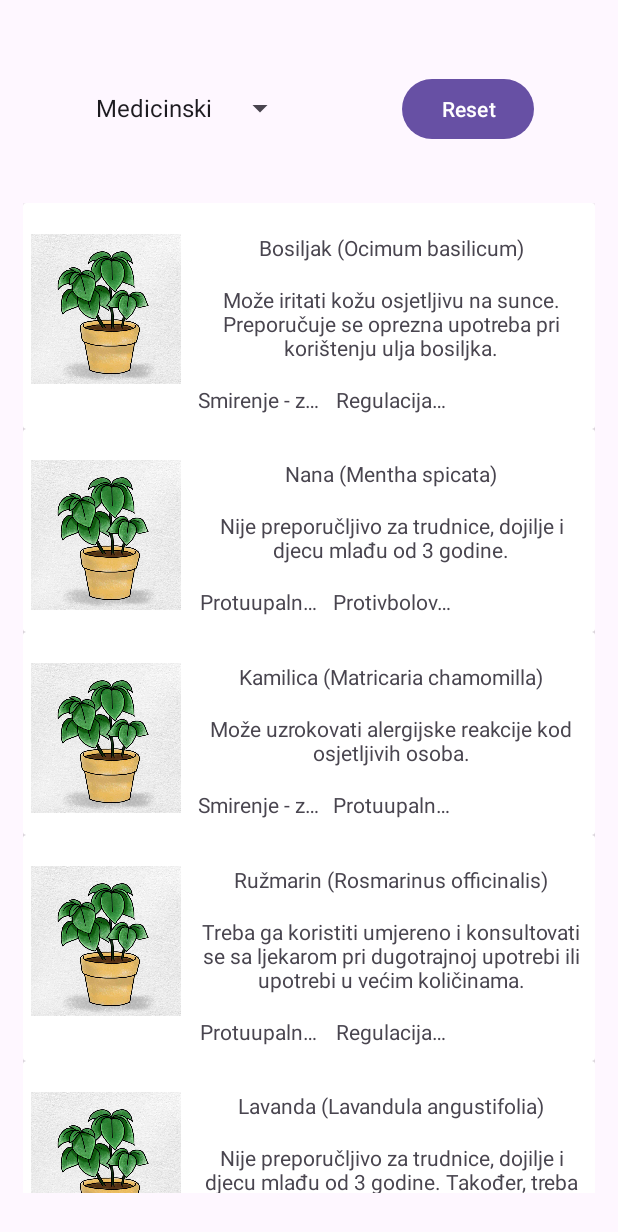
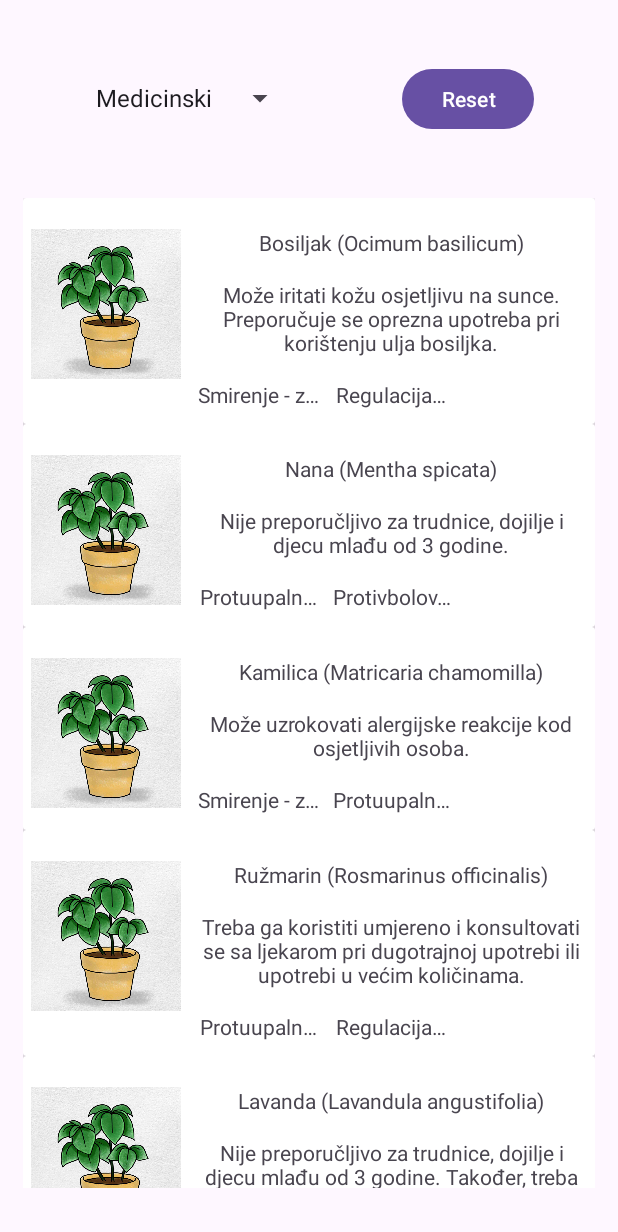
Before and after one commit to ekurtovic4/PlantsApp, an Android app: the screen it shows after launch (MainActivity), on a phone screen of 412 x 824 dp. Shown: the top 1232 px of the screen. Run offline under Robolectric (Android 15) with nearby library versions, the phone set to English and light mode, and no system bars.

Commit message:
implementirane funkcionalnosti

```diff
--- a/projekat/app/src/main/res/layout/activity_main.xml
+++ b/projekat/app/src/main/res/layout/activity_main.xml
@@ -12,7 +12,7 @@
         android:layout_width="wrap_content"
         android:layout_height="48dp"
         android:layout_marginStart="15dp"
-        android:layout_marginTop="20dp"
+        android:layout_marginTop="10dp"
         android:layout_marginEnd="15dp"
         app:layout_constraintBottom_toTopOf="@+id/biljkeRV"
         app:layout_constraintEnd_toStartOf="@+id/resetBtn"
@@ -25,7 +25,7 @@
         android:layout_width="wrap_content"
         android:layout_height="48dp"
         android:layout_marginStart="15dp"
-        android:layout_marginTop="20dp"
+        android:layout_marginTop="10dp"
         android:layout_marginEnd="15dp"
         android:text="@string/reset"
         app:layout_constraintBottom_toTopOf="@+id/biljkeRV"
```
